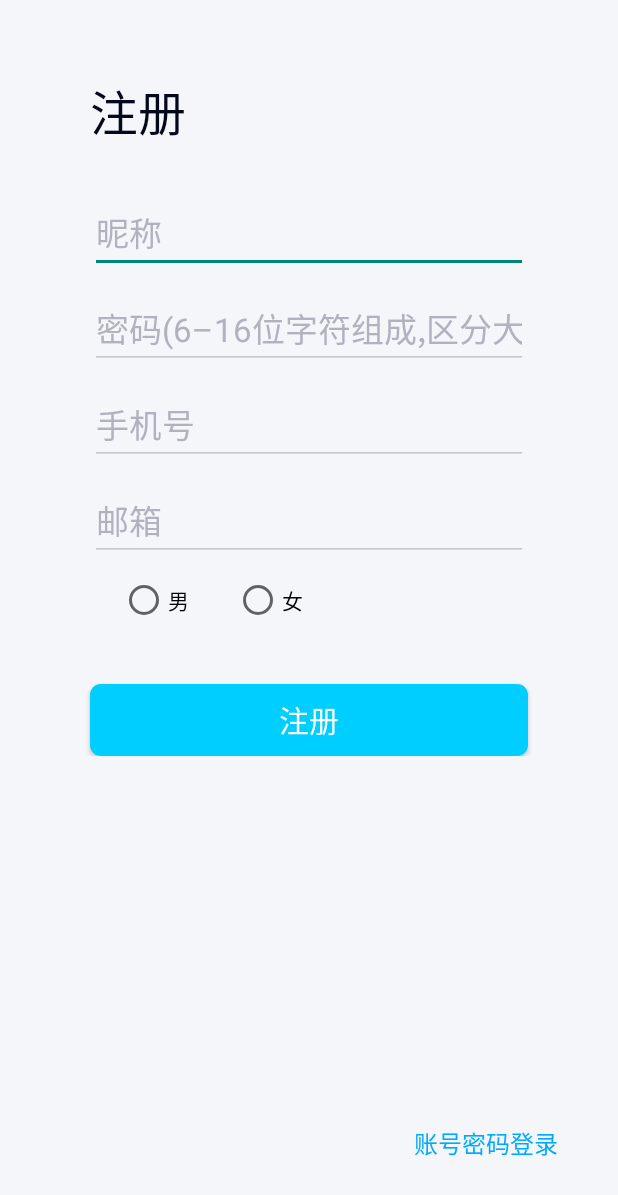
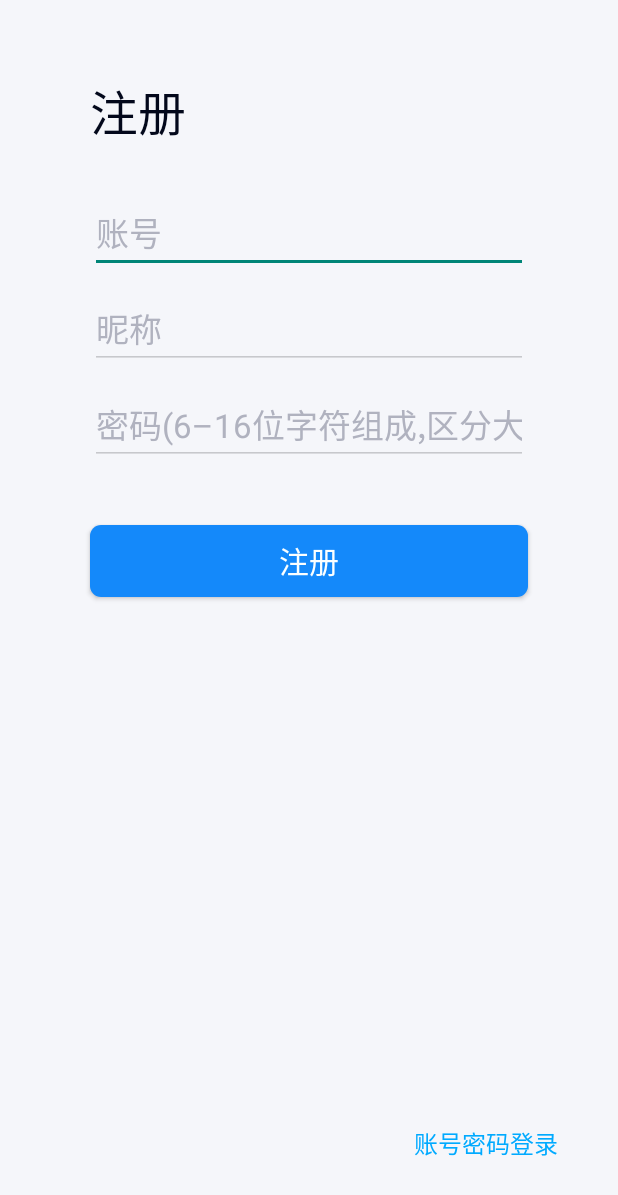
Before and after one commit to Geinu666/TepTep, an Android app: the SignupActivity screen opened directly, with no data from a screen before it, after a tap on "注册", on a phone screen of 412 x 824 dp. Shown: the top 1195 px of the screen. Run offline under Robolectric (Android 15) with nearby library versions, the phone set to English and light mode, and no system bars; 1 statement that could not run was skipped.

Commit message:
成功接入注册
能注册了（还没搞注册后塞cookie）

```diff
--- a/SplashDemo/app/src/main/java/WebKit/RetrofitFactory.java
+++ b/SplashDemo/app/src/main/java/WebKit/RetrofitFactory.java
@@ -3,6 +3,7 @@ package WebKit;
 import android.content.Context;
 
 import WebKit.Service.CommentService;
+import WebKit.Service.LoginService;
 import okhttp3.OkHttpClient;
 import retrofit2.Retrofit;
 import retrofit2.converter.gson.GsonConverterFactory;
--- a/SplashDemo/app/src/main/java/WebKit/Service/LoginService.java
+++ b/SplashDemo/app/src/main/java/WebKit/Service/LoginService.java
@@ -19,4 +19,14 @@ public interface LoginService {
     @FormUrlEncoded
     @POST("userLogin")
     Call<LoginBean> postLogin(@Field("username") String name, @Field("password") String password);
+
+    @GET("userMessage")
+    Call<LoginBean> getUserMessage();
+
+    @FormUrlEncoded
+    @POST("userRegister")
+    Call<LoginBean> postRegister(@Field("nickname") String nickname,
+                                 @Field("password") String password,
+                                 @Field("username") String username);
+
 }
--- a/SplashDemo/app/src/main/java/com/example/splashdemo/LoginActivity.java
+++ b/SplashDemo/app/src/main/java/com/example/splashdemo/LoginActivity.java
@@ -18,7 +18,7 @@ import android.widget.TextView;
 
 import WebKit.Bean.LoginBean;
 import WebKit.Bean.LoginData;
-import WebKit.LoginService;
+import WebKit.Service.LoginService;
 import WebKit.RetrofitFactory;
 import okhttp3.Headers;
 import retrofit2.Call;
--- a/SplashDemo/app/src/main/java/com/example/splashdemo/MainActivity.java
+++ b/SplashDemo/app/src/main/java/com/example/splashdemo/MainActivity.java
@@ -28,10 +28,8 @@ import com.google.android.material.bottomnavigation.BottomNavigationView;
 
 import WebKit.AddCookiesInterceptor;
 import WebKit.Bean.LoginBean;
-import WebKit.Bean.LoginData;
-import WebKit.LoginService;
+import WebKit.Service.LoginService;
 import WebKit.ReceivedCookiesInterceptor;
-import WebKit.RetrofitFactory;
 import me.yokeyword.fragmentation.SupportActivity;
 import okhttp3.Headers;
 import okhttp3.OkHttpClient;
--- a/SplashDemo/app/src/main/java/com/example/splashdemo/SignupActivity.java
+++ b/SplashDemo/app/src/main/java/com/example/splashdemo/SignupActivity.java
@@ -10,6 +10,13 @@ import android.widget.EditText;
 import android.widget.TextView;
 import android.widget.Toast;
 
+import WebKit.Bean.LoginBean;
+import WebKit.RetrofitFactory;
+import WebKit.Service.LoginService;
+import retrofit2.Call;
+import retrofit2.Callback;
+import retrofit2.Response;
+
 public class SignupActivity extends AppCompatActivity {
     private EditText signupAct;
     private EditText signupPsd;
@@ -19,18 +26,25 @@ public class SignupActivity extends AppCompatActivity {
     private EditText signupMail;
     private String act;
     private String psw;
-    private String phone;
-    private String mail;
+    private EditText signupNickname;
+    private String nic;
+    private LoginService service;
+//    private String phone;
+//    private String mail;
     @Override
     protected void onCreate(Bundle savedInstanceState) {
         super.onCreate(savedInstanceState);
         setContentView(R.layout.activity_signup);
+
         signupAct = (EditText) findViewById(R.id.accountSignupText);
         signupPsd = (EditText) findViewById(R.id.passwordSignupText);
         signupPhoneNumber = (EditText) findViewById(R.id.phoneNumberSignupText);
         signupMail = (EditText) findViewById(R.id.mailSignupText);
         signupButton = (Button) findViewById(R.id.signupButton);
         normalLogin = (TextView) findViewById(R.id.normalLogin);
+        signupNickname = (EditText) findViewById(R.id.nicknameSignupText);
+
+        service = RetrofitFactory.getLoginService(getApplicationContext());
 
         fetchExtra();
 
@@ -55,33 +69,50 @@ public class SignupActivity extends AppCompatActivity {
      * EditText判空
      * @return true代表不空
      */
-    public boolean emptyJudge(){
+    public boolean emptyJudge() {
         act = signupAct.getText().toString().trim();
         psw = signupPsd.getText().toString().trim();
-        phone = signupPhoneNumber.getText().toString().trim();
-        mail = signupMail.getText().toString().trim();
-        if(act.equals("")){
+        nic = signupNickname.getText().toString().trim();
+//        phone = signupPhoneNumber.getText().toString().trim();
+//        mail = signupMail.getText().toString().trim();
+        if (act.equals("")) {
             Toast.makeText(this, "请输入账号", Toast.LENGTH_SHORT).show();
+            return false;
+        } else if (nic.equals("")) {
+            Toast.makeText(this, "请输入昵称", Toast.LENGTH_SHORT).show();
             return false;
         } else if (psw.equals("")){
             Toast.makeText(this, "请输入密码", Toast.LENGTH_SHORT).show();
             return false;
-        } else if (phone.equals("")){
-            return false;
-        } else return !mail.equals("");
+        } else {
+            return true;
+        }
     }
 
     /**
      * 发后端请求进行注册
      */
     public void signupJudge(){
-        act = signupAct.getText().toString().trim();
-        psw = signupPsd.getText().toString().trim();
-        phone = signupPhoneNumber.getText().toString().trim();
-        mail = signupMail.getText().toString().trim();
+//        phone = signupPhoneNumber.getText().toString().trim();
+//        mail = signupMail.getText().toString().trim();
         // TODO: 2021/6/22 未完注册判定
-        LoginActivity.instance.finish();
-        finish();
+        Call<LoginBean> call = service.postRegister(nic, psw, act);
+        call.enqueue(new Callback<LoginBean>() {
+            @Override
+            public void onResponse(Call<LoginBean> call, Response<LoginBean> response) {
+                if (response.isSuccessful()) {
+                    Toast.makeText(getApplicationContext(), "注册成功！", Toast.LENGTH_SHORT).show();
+                    LoginActivity.instance.finish();
+                    finish();
+                }
+            }
+
+            @Override
+            public void onFailure(Call<LoginBean> call, Throwable t) {
+                Toast.makeText(getApplicationContext(), "注册失败！", Toast.LENGTH_SHORT).show();
+            }
+        });
+
     }
 
     /**
--- a/SplashDemo/app/src/main/res/drawable/login_button_shape.xml
+++ b/SplashDemo/app/src/main/res/drawable/login_button_shape.xml
@@ -1,6 +1,6 @@
 <?xml version="1.0" encoding="utf-8"?>
 <shape xmlns:android="http://schemas.android.com/apk/res/android"
     android:shape="rectangle">
-    <solid android:color="@color/login_button"/>
+    <solid android:color="@color/button_blue"/>
     <corners android:radius="7dip"/>
 </shape>
--- a/SplashDemo/app/src/main/res/layout/activity_signup.xml
+++ b/SplashDemo/app/src/main/res/layout/activity_signup.xml
@@ -8,11 +8,11 @@
 
     <LinearLayout
         android:layout_width="match_parent"
+        android:layout_height="wrap_content"
+        android:layout_marginLeft="20dp"
         android:layout_marginTop="50dp"
-        android:layout_marginLeft="20dp"
         android:layout_marginRight="20dp"
-        android:orientation="vertical"
-        android:layout_height="wrap_content">
+        android:orientation="vertical">
         <TextView
             android:layout_width="wrap_content"
             android:layout_height="wrap_content"
@@ -26,66 +26,94 @@
             android:id="@+id/accountSignupText"
             android:layout_width="match_parent"
             android:layout_height="match_parent"
+            android:layout_marginLeft="40dp"
             android:layout_marginTop="30dp"
+            android:layout_marginRight="40dp"
+            android:hint="@string/signup_nickname"
+            android:inputType="text"
+            android:maxLines="1"
+            android:textColorHint="@color/hint_color"
+            android:textSize="22sp"
+            android:theme="@style/EditTextUnderline"/>
+        <EditText
+            android:id="@+id/nicknameSignupText"
+            android:layout_width="match_parent"
+            android:layout_height="match_parent"
             android:layout_marginLeft="40dp"
+            android:layout_marginTop="10dp"
             android:layout_marginRight="40dp"
+            android:hint="@string/nickname"
+            android:inputType="text"
             android:maxLines="1"
-            android:inputType="text"
-            android:hint="@string/signup_nickname"
             android:textColorHint="@color/hint_color"
-            android:theme="@style/EditTextUnderline"
-            android:textSize="22sp"/>
+            android:textSize="22sp"
+            android:theme="@style/EditTextUnderline"/>
 
         <EditText
             android:id="@+id/passwordSignupText"
             android:layout_width="match_parent"
             android:layout_height="match_parent"
             android:layout_marginLeft="40dp"
+            android:layout_marginTop="10dp"
             android:layout_marginRight="40dp"
-            android:layout_marginTop="10dp"
+            android:hint="@string/signup_password"
+            android:inputType="textPassword"
             android:maxLines="1"
-            android:hint="@string/signup_password"
             android:textColorHint="@color/hint_color"
-            android:theme="@style/EditTextUnderline"
-            android:inputType="textPassword"
-            android:textSize="22sp"/>
+            android:textSize="22sp"
+            android:theme="@style/EditTextUnderline"/>
+        <Button
+            android:id="@+id/signupButton"
+            android:layout_width="match_parent"
+            android:layout_height="wrap_content"
+            android:layout_marginLeft="40dp"
+            android:layout_marginTop="40dp"
+            android:layout_marginRight="40dp"
+            android:background="@drawable/login_button_shape"
+            android:onClick="onClick"
+            android:text="@string/signup_title"
+            android:textColor="@color/button_white"
+            android:textSize="20sp"/>
 
         <EditText
             android:id="@+id/phoneNumberSignupText"
             android:layout_width="match_parent"
             android:layout_height="match_parent"
+            android:layout_marginLeft="40dp"
             android:layout_marginTop="10dp"
-            android:layout_marginLeft="40dp"
             android:layout_marginRight="40dp"
-            android:maxLines="1"
             android:hint="@string/phone_number"
             android:inputType="phone"
+            android:maxLines="1"
             android:textColorHint="@color/hint_color"
+            android:textSize="22sp"
             android:theme="@style/EditTextUnderline"
-            android:textSize="22sp"/>
+            android:visibility="invisible"/>
 
         <EditText
             android:id="@+id/mailSignupText"
             android:layout_width="match_parent"
             android:layout_height="match_parent"
+            android:layout_marginLeft="40dp"
             android:layout_marginTop="10dp"
-            android:layout_marginLeft="40dp"
             android:layout_marginRight="40dp"
-            android:maxLines="1"
             android:hint="@string/email"
             android:inputType="textEmailAddress"
+            android:maxLines="1"
             android:textColorHint="@color/hint_color"
+            android:textSize="22sp"
             android:theme="@style/EditTextUnderline"
-            android:textSize="22sp"/>
+            android:visibility="invisible"/>
 
         <RadioGroup
             android:id="@+id/genderSignup"
             android:layout_width="match_parent"
             android:layout_height="match_parent"
             android:layout_marginLeft="40dp"
+            android:layout_marginTop="10dp"
             android:layout_marginRight="40dp"
-            android:layout_marginTop="10dp"
-            android:orientation="horizontal">
+            android:orientation="horizontal"
+            android:visibility="invisible">
             <RadioButton
                 android:layout_width="wrap_content"
                 android:layout_height="wrap_content"
@@ -93,39 +121,28 @@
                 android:text="@string/male"/>
             <RadioButton
                 android:layout_width="wrap_content"
+                android:layout_height="wrap_content"
                 android:layout_marginLeft="30dp"
-                android:layout_height="wrap_content"
                 android:text="@string/female"/>
         </RadioGroup>
-        <Button
-            android:id="@+id/signupButton"
-            android:layout_width="match_parent"
-            android:layout_height="wrap_content"
-            android:background="@drawable/login_button_shape"
-            android:text="@string/signup_title"
-            android:onClick="onClick"
-            android:textSize="20sp"
-            android:layout_marginTop="40dp"
-            android:layout_marginLeft="40dp"
-            android:layout_marginRight="40dp"
-            android:textColor="@color/button_white"/>
+
 
     </LinearLayout>
     <RelativeLayout
-        android:layout_marginTop="10dp"
         android:layout_width="match_parent"
         android:layout_height="wrap_content"
         android:layout_alignParentBottom="true"
+        android:layout_marginTop="10dp"
         android:layout_marginBottom="50dp">
         <TextView
             android:id="@+id/normalLogin"
             android:layout_width="wrap_content"
             android:layout_height="wrap_content"
-            android:text="@string/normal_login"
+            android:layout_alignParentRight="true"
+            android:layout_marginEnd="40dp"
             android:clickable="true"
             android:focusable="true"
-            android:layout_marginEnd="40dp"
-            android:layout_alignParentRight="true"
+            android:text="@string/normal_login"
             android:textColor="#00aaff"
             android:textSize="16dp"/>
     </RelativeLayout>
--- a/SplashDemo/app/src/main/res/layout/comment_cardview.xml
+++ b/SplashDemo/app/src/main/res/layout/comment_cardview.xml
@@ -3,5 +3,8 @@
     android:orientation="vertical"
     android:layout_width="match_parent"
     android:layout_height="match_parent">
+    <ImageView
+        android:layout_width="match_parent"
+        android:layout_height="wrap_content"/>
 
 </LinearLayout>
--- a/SplashDemo/app/src/main/res/values/colors.xml
+++ b/SplashDemo/app/src/main/res/values/colors.xml
@@ -15,4 +15,5 @@
     <color name="button_white">#FBFFFF</color>
     <color name="tab_focused_color">#1489FA</color>
     <color name="grey">#ADADAD</color>
+    <color name="button_blue">#1489FA</color>
 </resources>
--- a/SplashDemo/app/src/main/res/values/strings.xml
+++ b/SplashDemo/app/src/main/res/values/strings.xml
@@ -9,7 +9,7 @@
     <string name="login_hint2">登录密码</string>
     <string name="user_signup">用户注册</string>
     <string name="signup_title">注册</string>
-    <string name="signup_nickname">昵称</string>
+    <string name="signup_nickname">账号</string>
     <string name="signup_password">密码(6–16位字符组成,区分大小写)</string>
     <string name="normal_login">账号密码登录</string>
     <string name="title_rank">排行榜</string>
@@ -28,6 +28,7 @@
     <string name="tap_comment">轻触评分</string>
     <string name="add_comment">添加评价</string>
     <string name="release">发表</string>
+    <string name="nickname">昵称</string>
     <string name="mrfz">明日方舟</string>
     <string name="comment_hint">写下您的宝贵意见</string>
     <string name="intro_content">这是一段有亿点点点点点点点点点点点点点点点点点点点点点点点点点点点点点点点点点点点点点点点点点点点点点点点点点点点点点点点点点点点点点点点点点点点点长的简介</string>
```
Also changed, not shown: SplashDemo/app/src/main/java/WebKit/LoginService.java (deleted, +0 -26 lines), SplashDemo/app/src/main/java/com/example/splashdemo/ui/ViewPager2ContentFragment.java (+15 -1 lines), SplashDemo/app/src/main/res/layout/activity_game.xml (+13 -10 lines).
